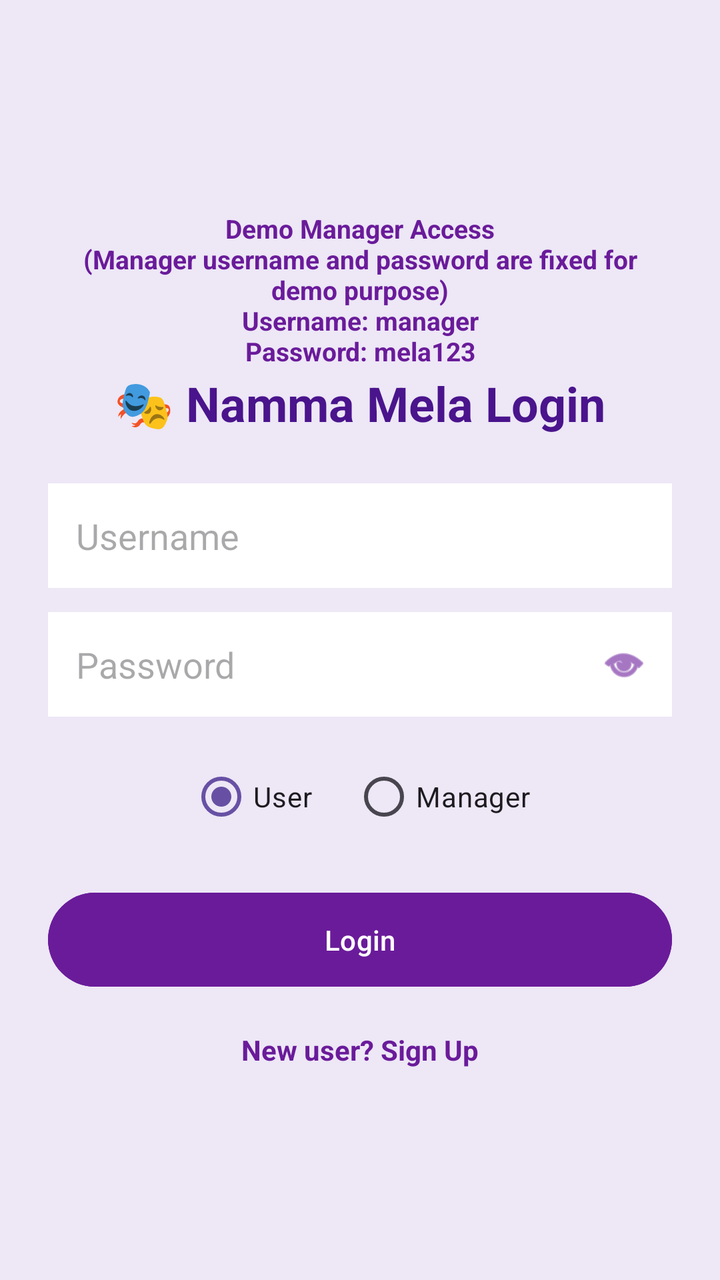
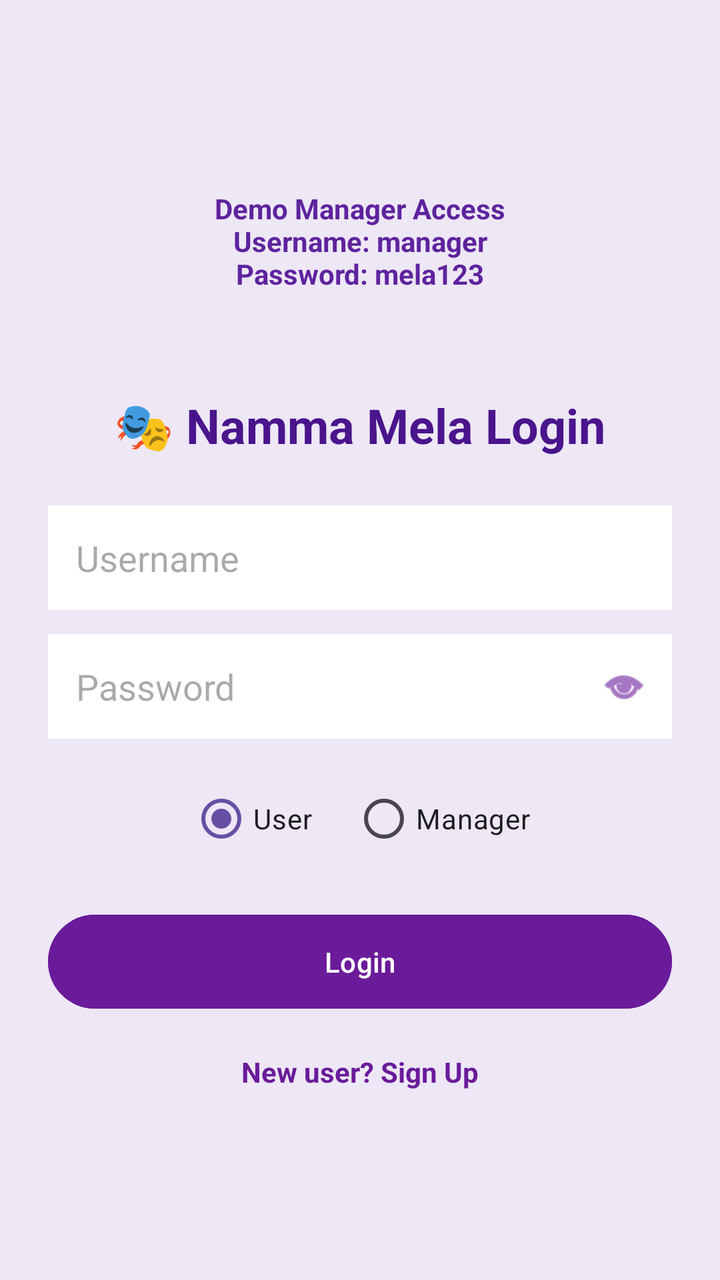

Before-and-after screenshots of an Android layout around one commit, followed by the original layout XML and the change that was made.
<!-- AndroidManifest.xml: application theme Theme.NammaMela -->
<!-- res/layout/activity_login.xml -->
<?xml version="1.0" encoding="utf-8"?>
<LinearLayout
    xmlns:android="http://schemas.android.com/apk/res/android"
    android:layout_width="match_parent"
    android:layout_height="match_parent"
    android:orientation="vertical"
    android:gravity="center"
    android:padding="24dp"
    android:background="#EDE7F6">

    <TextView
        android:id="@+id/managerHint"
        android:layout_width="wrap_content"
        android:layout_height="80dp"
        android:text="Demo Manager Access\n(Manager username and password are fixed for demo purpose)\nUsername: manager\nPassword: mela123"
        android:textSize="13sp"
        android:textColor="#6A1B9A"
        android:textStyle="bold"
        android:gravity="top|center_horizontal"
        android:layout_gravity="center"
        android:paddingTop="0dp"/>
    
    <TextView
        android:layout_width="wrap_content"
        android:layout_height="wrap_content"
        android:text="🎭 Namma Mela Login"
        android:textSize="24sp"
        android:textStyle="bold"
        android:textColor="#4A148C"
        android:layout_marginBottom="24dp"/>

    
    <EditText
        android:id="@+id/username"
        android:layout_width="match_parent"
        android:layout_height="wrap_content"
        android:hint="Username"
        android:background="#FFFFFF"
        android:padding="14dp"
        android:layout_marginBottom="12dp"/>

    
    <RelativeLayout
        android:layout_width="match_parent"
        android:layout_height="wrap_content"
        android:layout_marginBottom="16dp">

        <EditText
            android:id="@+id/password"
            android:layout_width="match_parent"
            android:layout_height="wrap_content"
            android:hint="Password"
            android:inputType="textPassword"
            android:background="#FFFFFF"
            android:padding="14dp"
            android:paddingEnd="45dp"/>

        <ImageView
            android:id="@+id/eyeIcon"
            android:layout_width="24dp"
            android:layout_height="24dp"
            android:src="@android:drawable/ic_menu_view"
            android:tint="#6A1B9A"
            android:layout_alignParentEnd="true"
            android:layout_centerVertical="true"
            android:layout_marginEnd="12dp"/>
    </RelativeLayout>

    
    <RadioGroup
        android:id="@+id/roleGroup"
        android:layout_width="wrap_content"
        android:layout_height="wrap_content"
        android:orientation="horizontal"
        android:layout_marginBottom="20dp">

        <RadioButton
            android:id="@+id/radioUser"
            android:layout_width="wrap_content"
            android:layout_height="wrap_content"
            android:text="User"
            android:checked="true"/>

        <RadioButton
            android:id="@+id/radioManager"
            android:layout_width="wrap_content"
            android:layout_height="wrap_content"
            android:text="Manager"
            android:layout_marginStart="20dp"/>
    </RadioGroup>

    
    <Button
        android:id="@+id/loginBtn"
        android:layout_width="match_parent"
        android:layout_height="wrap_content"
        android:text="Login"
        android:backgroundTint="#6A1B9A"
        android:textColor="@android:color/white"
        android:padding="14dp"/>

    
    <TextView
        android:id="@+id/signupText"
        android:layout_width="wrap_content"
        android:layout_height="wrap_content"
        android:text="New user? Sign Up"
        android:textColor="#6A1B9A"
        android:textStyle="bold"
        android:layout_marginTop="18dp"/>

</LinearLayout>
<!-- resources referenced by this layout -->
<resources>
  <style name="Theme.NammaMela" parent="Base.Theme.NammaMela" />
  <style name="Base.Theme.NammaMela" parent="Theme.Material3.DayNight.NoActionBar">
          
          
      </style>
</resources>

<!-- the commit's change to res/layout/activity_login.xml (unified diff, before → after) -->
@@ -9,16 +9,17 @@
     android:background="#EDE7F6">
 
     <TextView
-        android:id="@+id/managerHint"
+        android:id="@+id/demoText"
         android:layout_width="wrap_content"
-        android:layout_height="80dp"
-        android:text="Demo Manager Access\n(Manager username and password are fixed for demo purpose)\nUsername: manager\nPassword: mela123"
-        android:textSize="13sp"
-        android:textColor="#6A1B9A"
+        android:layout_height="wrap_content"
+        android:text="Demo Manager Access&#10;Username: manager&#10;Password: mela123"
+        android:textColor="#5E239D"
         android:textStyle="bold"
-        android:gravity="top|center_horizontal"
+        android:textSize="14sp"
         android:layout_gravity="center"
-        android:paddingTop="0dp"/>
+        android:gravity="center"
+        android:layout_marginBottom="50dp"/>
+
     
     <TextView
         android:layout_width="wrap_content"
